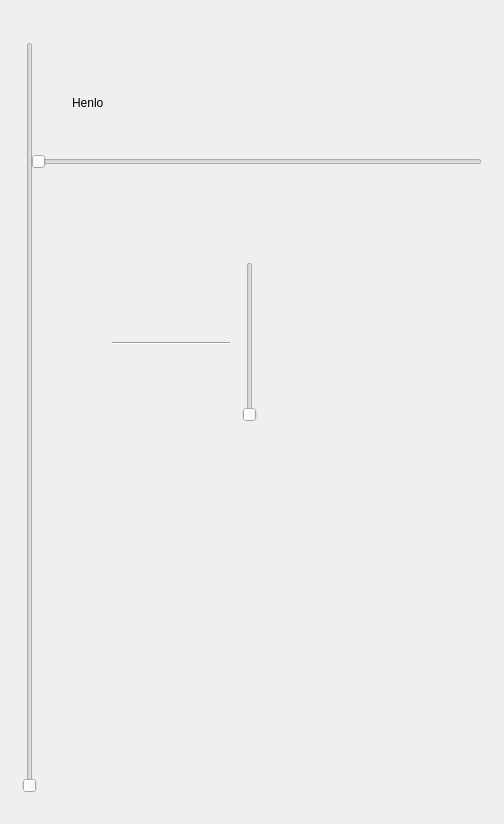
Before: the Qt Designer form user_interface_test/v19/mainwindow.ui in Cheetoacidosis/dualscreen-tablet-code, drawn with Qt 5.
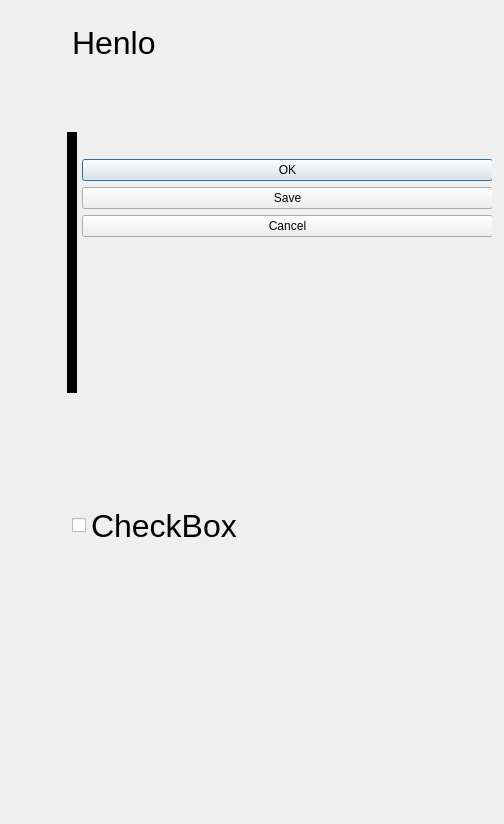
After: the same form once the commit is applied. Icons and pictures are not drawn. Custom widgets are drawn as their Qt base class.

Diff of the .ui file:
```diff
--- a/user_interface_test/v19/mainwindow.ui
+++ b/user_interface_test/v19/mainwindow.ui
@@ -1078,71 +1078,122 @@
        </widget>
       </widget>
       <widget class="QWidget" name="page_7_fulldraw">
-       <widget class="QSlider" name="verticalSlider">
-        <property name="geometry">
-         <rect>
-          <x>10</x>
-          <y>30</y>
-          <width>16</width>
-          <height>751</height>
-         </rect>
-        </property>
-        <property name="orientation">
-         <enum>Qt::Orientation::Vertical</enum>
-        </property>
-       </widget>
-       <widget class="QSlider" name="verticalSlider_2">
-        <property name="geometry">
-         <rect>
-          <x>230</x>
-          <y>250</y>
-          <width>16</width>
-          <height>160</height>
-         </rect>
-        </property>
-        <property name="orientation">
-         <enum>Qt::Orientation::Vertical</enum>
-        </property>
-       </widget>
-       <widget class="QSlider" name="horizontalSlider">
-        <property name="geometry">
-         <rect>
-          <x>19</x>
-          <y>140</y>
-          <width>451</width>
-          <height>20</height>
-         </rect>
-        </property>
-        <property name="orientation">
-         <enum>Qt::Orientation::Horizontal</enum>
-        </property>
-       </widget>
-       <widget class="Line" name="line">
-        <property name="geometry">
-         <rect>
-          <x>100</x>
-          <y>330</y>
-          <width>118</width>
-          <height>3</height>
-         </rect>
-        </property>
-        <property name="orientation">
-         <enum>Qt::Orientation::Horizontal</enum>
-        </property>
-       </widget>
        <widget class="QLabel" name="label_6">
         <property name="geometry">
          <rect>
           <x>60</x>
           <y>0</y>
-          <width>311</width>
-          <height>181</height>
+          <width>201</width>
+          <height>61</height>
          </rect>
         </property>
+        <property name="font">
+         <font>
+          <pointsize>24</pointsize>
+         </font>
+        </property>
         <property name="text">
          <string>Henlo</string>
         </property>
        </widget>
+       <widget class="QCheckBox" name="testcheckBox">
+        <property name="geometry">
+         <rect>
+          <x>60</x>
+          <y>478</y>
+          <width>351</width>
+          <height>71</height>
+         </rect>
+        </property>
+        <property name="maximumSize">
+         <size>
+          <width>16777215</width>
+          <height>16777207</height>
+         </size>
+        </property>
+        <property name="font">
+         <font>
+          <pointsize>24</pointsize>
+         </font>
+        </property>
+        <property name="text">
+         <string>CheckBox</string>
+        </property>
+        <property name="icon">
+         <iconset theme="QIcon::ThemeIcon::DialogError"/>
+        </property>
+        <property name="iconSize">
+         <size>
+          <width>43</width>
+          <height>64</height>
+         </size>
+        </property>
+        <property name="checked">
+         <bool>false</bool>
+        </property>
+        <property name="tristate">
+         <bool>false</bool>
+        </property>
+        <property name="indicator" stdset="0">
+         <number>60</number>
+        </property>
+       </widget>
+       <widget class="QDialogButtonBox" name="buttonBox">
+        <property name="geometry">
+         <rect>
+          <x>70</x>
+          <y>100</y>
+          <width>411</width>
+          <height>171</height>
+         </rect>
+        </property>
+        <property name="sizeIncrement">
+         <size>
+          <width>20</width>
+          <height>20</height>
+         </size>
+        </property>
+        <property name="baseSize">
+         <size>
+          <width>20</width>
+          <height>20</height>
+         </size>
+        </property>
+        <property name="font">
+         <font>
+          <bold>false</bold>
+          <kerning>true</kerning>
+         </font>
+        </property>
+        <property name="orientation">
+         <enum>Qt::Orientation::Vertical</enum>
+        </property>
+        <property name="standardButtons">
+         <set>QDialogButtonBox::StandardButton::Cancel|QDialogButtonBox::StandardButton::Ok|QDialogButtonBox::StandardButton::Save</set>
+        </property>
+        <property name="centerButtons">
+         <bool>true</bool>
+        </property>
+       </widget>
+       <widget class="Line" name="line">
+        <property name="geometry">
+         <rect>
+          <x>50</x>
+          <y>120</y>
+          <width>21</width>
+          <height>261</height>
+         </rect>
+        </property>
+        <property name="frameShadow">
+         <enum>QFrame::Shadow::Plain</enum>
+        </property>
+        <property name="lineWidth">
+         <number>10</number>
+        </property>
+        <property name="orientation">
+         <enum>Qt::Orientation::Vertical</enum>
+        </property>
+       </widget>
       </widget>
      </widget>
     </item>
```
